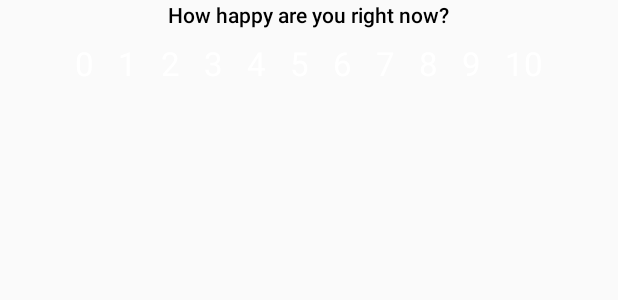
After one commit to philadams-zz/Bitsy, an Android app: the layout notification_nrs11.xml on its own in the app's theme, with its tools: preview values and no code run, on a phone screen of 412 x 824 dp. The commit adds this screen. Shown: the top 300 px of the screen. Run offline under Robolectric (Android 15) with nearby library versions, the phone set to English and light mode, and no system bars.

Commit message:
add RemoteView-based NRS-11 notification self-report

```diff
--- a/app/src/main/AndroidManifest.xml
+++ b/app/src/main/AndroidManifest.xml
@@ -10,7 +10,8 @@
 
         <activity
             android:name=".MainActivity"
-            android:label="@string/app_name">
+            android:label="@string/app_name"
+            android:launchMode="singleInstance">
             <intent-filter>
                 <action android:name="android.intent.action.MAIN" />
 
--- /dev/null
+++ b/app/src/main/res/layout/notification_nrs11.xml
@@ -0,0 +1,123 @@
+<?xml version="1.0" encoding="utf-8"?>
+<RelativeLayout xmlns:android="http://schemas.android.com/apk/res/android"
+    android:layout_width="match_parent"
+    android:layout_height="match_parent">
+
+  <!-- NB weird and super frustrating background color bug for custom notification layouts:
+  https://code.google.com/p/android/issues/detail?id=23863&thanks=23863&ts=1325611036 -->
+
+  <TextView
+      android:id="@+id/prompt"
+      android:layout_width="wrap_content"
+      android:layout_height="wrap_content"
+      android:text="@string/notify_nrs_text"
+      android:layout_centerHorizontal="true"
+      android:textAppearance="@android:style/TextAppearance.StatusBar.EventContent.Title"
+      android:textColor="@android:color/black" />
+
+  <RelativeLayout
+      android:layout_width="match_parent"
+      android:layout_height="match_parent"
+      android:layout_below="@id/prompt"
+      android:gravity="center_horizontal">
+
+    <TextView
+        android:id="@+id/nrs_0"
+        android:layout_width="wrap_content"
+        android:layout_height="wrap_content"
+        android:text="0"
+        android:padding="8dp"
+        android:textAppearance="@android:style/TextAppearance.Holo.Large.Inverse" />
+
+    <TextView
+        android:id="@+id/nrs_1"
+        android:layout_width="wrap_content"
+        android:layout_height="wrap_content"
+        android:layout_toRightOf="@id/nrs_0"
+        android:text="1"
+        android:padding="8dp"
+        android:textAppearance="@android:style/TextAppearance.Holo.Large.Inverse" />
+
+    <TextView
+        android:id="@+id/nrs_2"
+        android:layout_width="wrap_content"
+        android:layout_height="wrap_content"
+        android:layout_toRightOf="@id/nrs_1"
+        android:text="2"
+        android:padding="8dp"
+        android:textAppearance="@android:style/TextAppearance.Holo.Large.Inverse" />
+
+    <TextView
+        android:id="@+id/nrs_3"
+        android:layout_width="wrap_content"
+        android:layout_height="wrap_content"
+        android:layout_toRightOf="@id/nrs_2"
+        android:text="3"
+        android:padding="8dp"
+        android:textAppearance="@android:style/TextAppearance.Holo.Large.Inverse" />
+
+    <TextView
+        android:id="@+id/nrs_4"
+        android:layout_width="wrap_content"
+        android:layout_height="wrap_content"
+        android:layout_toRightOf="@id/nrs_3"
+        android:text="4"
+        android:padding="8dp"
+        android:textAppearance="@android:style/TextAppearance.Holo.Large.Inverse" />
+
+    <TextView
+        android:id="@+id/nrs_5"
+        android:layout_width="wrap_content"
+        android:layout_height="wrap_content"
+        android:layout_toRightOf="@id/nrs_4"
+        android:text="5"
+        android:padding="8dp"
+        android:textAppearance="@android:style/TextAppearance.Holo.Large.Inverse" />
+
+    <TextView
+        android:id="@+id/nrs_6"
+        android:layout_width="wrap_content"
+        android:layout_height="wrap_content"
+        android:layout_toRightOf="@id/nrs_5"
+        android:text="6"
+        android:padding="8dp"
+        android:textAppearance="@android:style/TextAppearance.Holo.Large.Inverse" />
+
+    <TextView
+        android:id="@+id/nrs_7"
+        android:layout_width="wrap_content"
+        android:layout_height="wrap_content"
+        android:layout_toRightOf="@id/nrs_6"
+        android:text="7"
+        android:padding="8dp"
+        android:textAppearance="@android:style/TextAppearance.Holo.Large.Inverse" />
+
+    <TextView
+        android:id="@+id/nrs_8"
+        android:layout_width="wrap_content"
+        android:layout_height="wrap_content"
+        android:layout_toRightOf="@id/nrs_7"
+        android:text="8"
+        android:padding="8dp"
+        android:textAppearance="@android:style/TextAppearance.Holo.Large.Inverse" />
+
+    <TextView
+        android:id="@+id/nrs_9"
+        android:layout_width="wrap_content"
+        android:layout_height="wrap_content"
+        android:layout_toRightOf="@id/nrs_8"
+        android:text="9"
+        android:padding="8dp"
+        android:textAppearance="@android:style/TextAppearance.Holo.Large.Inverse" />
+
+    <TextView
+        android:id="@+id/nrs_10"
+        android:layout_width="wrap_content"
+        android:layout_height="wrap_content"
+        android:layout_toRightOf="@id/nrs_9"
+        android:text="10"
+        android:padding="8dp"
+        android:textAppearance="@android:style/TextAppearance.Holo.Large.Inverse" />
+
+  </RelativeLayout>
+</RelativeLayout>
--- a/app/src/main/res/menu/menu_main.xml
+++ b/app/src/main/res/menu/menu_main.xml
@@ -6,4 +6,8 @@
       android:title="@string/action_notify_binary_basic"
       android:orderInCategory="100"
       app:showAsAction="never" />
+  <item android:id="@+id/notify_nrs11"
+      android:title="@string/action_notify_nrs11"
+      android:orderInCategory="100"
+      app:showAsAction="never" />
 </menu>
--- a/app/src/main/res/values/strings.xml
+++ b/app/src/main/res/values/strings.xml
@@ -6,11 +6,13 @@
   <string name="content_intent_message">We\'re not currently doing anything when you just tap the notification outside an Action or number etc. :-)</string>
 
     <string name="action_notify_binary_basic">Binary (basic)</string>
+  <string name="action_notify_nrs11">NRS-11</string>
 
   <string name="notify_title">Time to report!</string>
 
-  <string name="notify_binary_basic_text">Have you hydrated within the last hour?</string>
+  <string name="notify_binary_basic_text">Have you had coffee within the last hour?</string>
   <string name="notify_binary_false">No</string>
   <string name="notify_binary_true">Yes</string>
+  <string name="notify_nrs_text">How happy are you right now?</string>
 
 </resources>
```
Also changed, not shown: app/src/main/java/net/philadams/bitsy/Constants.java (+8 -2 lines), app/src/main/java/net/philadams/bitsy/MainActivity.java (+60 -12 lines).
